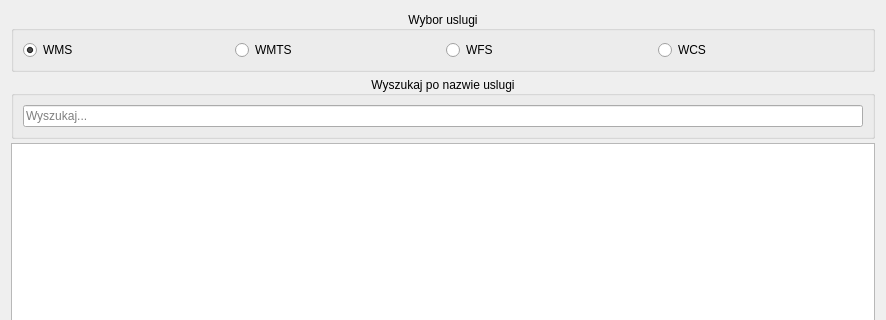
First picture: the form in integrator_uslug_danych_przestrzennych_dialog_base.ui, repository envirosolutionspl/integrator_uslug_danych_przestrzennych, before the edit; both pictures show x 0 to 886 and y 0 to 320 of the 886 by 630 pixel window.
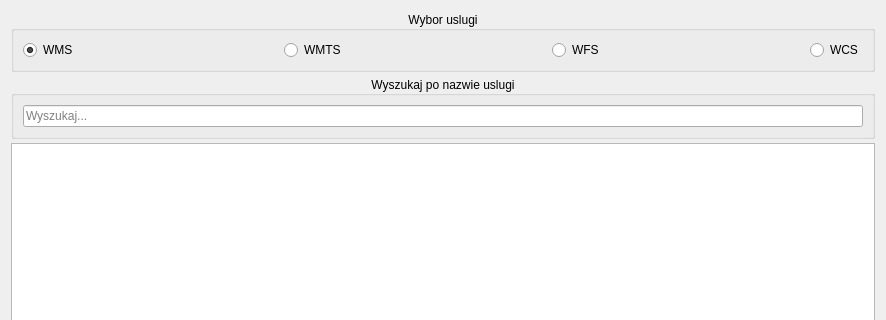
Second picture: the form after the edit. Icons and pictures are not drawn.

Commit message: Dodanie spacerów miedzy radiobuttonami w celu zapewnienia symetrii

Diff of the .ui file:
```diff
--- a/integrator_uslug_danych_przestrzennych_dialog_base.ui
+++ b/integrator_uslug_danych_przestrzennych_dialog_base.ui
@@ -110,14 +110,7 @@
      <layout class="QVBoxLayout" name="verticalLayout_3">
       <item>
        <layout class="QGridLayout" name="gridLayout_8">
-        <item row="1" column="2">
-         <widget class="QRadioButton" name="wfs_rdbtn">
-          <property name="text">
-           <string>WFS</string>
-          </property>
-         </widget>
-        </item>
-        <item row="1" column="3">
+        <item row="1" column="6">
          <widget class="QRadioButton" name="wcs_rdbtn">
           <property name="enabled">
            <bool>true</bool>
@@ -131,6 +124,19 @@
          </widget>
         </item>
         <item row="1" column="1">
+         <spacer name="horizontalSpacer_4">
+          <property name="orientation">
+           <enum>Qt::Horizontal</enum>
+          </property>
+          <property name="sizeHint" stdset="0">
+           <size>
+            <width>40</width>
+            <height>20</height>
+           </size>
+          </property>
+         </spacer>
+        </item>
+        <item row="1" column="2">
          <widget class="QRadioButton" name="wmts_rdbtn">
           <property name="text">
            <string>WMTS</string>
@@ -147,6 +153,39 @@
           </property>
          </widget>
         </item>
+        <item row="1" column="3">
+         <spacer name="horizontalSpacer_5">
+          <property name="orientation">
+           <enum>Qt::Horizontal</enum>
+          </property>
+          <property name="sizeHint" stdset="0">
+           <size>
+            <width>40</width>
+            <height>20</height>
+           </size>
+          </property>
+         </spacer>
+        </item>
+        <item row="1" column="4">
+         <widget class="QRadioButton" name="wfs_rdbtn">
+          <property name="text">
+           <string>WFS</string>
+          </property>
+         </widget>
+        </item>
+        <item row="1" column="5">
+         <spacer name="horizontalSpacer_6">
+          <property name="orientation">
+           <enum>Qt::Horizontal</enum>
+          </property>
+          <property name="sizeHint" stdset="0">
+           <size>
+            <width>40</width>
+            <height>20</height>
+           </size>
+          </property>
+         </spacer>
+        </item>
        </layout>
       </item>
      </layout>
```
